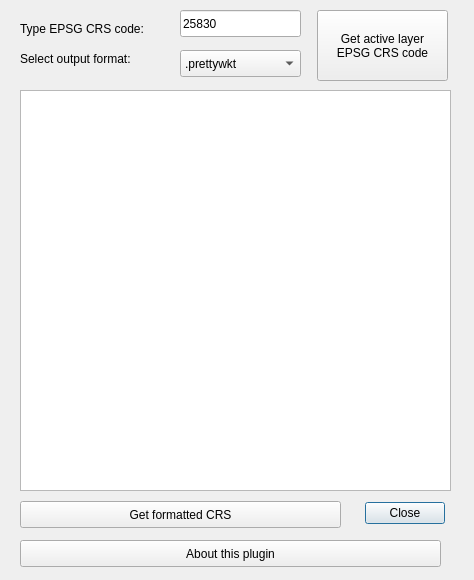
Before: the Qt Designer form ui_searchepsgcrs.ui in cayetanobv/QGIS-plugin---Search-EPSG-CRS, drawn with Qt 5.
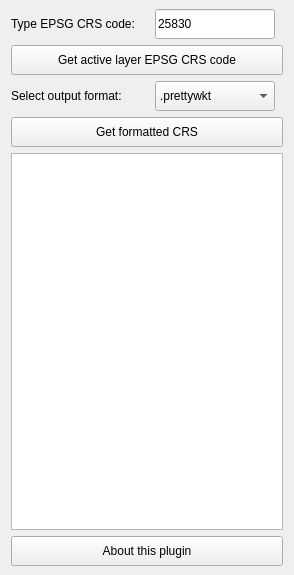
After: the same form once the commit is applied.

The edit to the form file:
```diff
--- a/ui_searchepsgcrs.ui
+++ b/ui_searchepsgcrs.ui
@@ -1,79 +1,22 @@
 <?xml version="1.0" encoding="UTF-8"?>
 <ui version="4.0">
- <class>SearchEpsgCrs</class>
- <widget class="QDialog" name="SearchEpsgCrs">
-  <property name="enabled">
-   <bool>true</bool>
-  </property>
+ <class>SearchEPSGCRS_dock</class>
+ <widget class="QDockWidget" name="SearchEPSGCRS_dock">
   <property name="geometry">
    <rect>
     <x>0</x>
     <y>0</y>
-    <width>474</width>
-    <height>580</height>
+    <width>294</width>
+    <height>575</height>
    </rect>
   </property>
-  <property name="sizePolicy">
-   <sizepolicy hsizetype="Fixed" vsizetype="Fixed">
-    <horstretch>0</horstretch>
-    <verstretch>0</verstretch>
-   </sizepolicy>
-  </property>
   <property name="windowTitle">
    <string>Search EPSG CRS</string>
   </property>
-  <property name="sizeGripEnabled">
-   <bool>false</bool>
-  </property>
-  <widget class="QDialogButtonBox" name="buttonBox">
-   <property name="geometry">
-    <rect>
-     <x>360</x>
-     <y>500</y>
-     <width>85</width>
-     <height>27</height>
-    </rect>
-   </property>
-   <property name="orientation">
-    <enum>Qt::Horizontal</enum>
-   </property>
-   <property name="standardButtons">
-    <set>QDialogButtonBox::Close</set>
-   </property>
-  </widget>
-  <widget class="QTextBrowser" name="txtFeedback">
-   <property name="geometry">
-    <rect>
-     <x>20</x>
-     <y>90</y>
-     <width>431</width>
-     <height>401</height>
-    </rect>
-   </property>
-   <property name="sizePolicy">
-    <sizepolicy hsizetype="Fixed" vsizetype="Fixed">
-     <horstretch>0</horstretch>
-     <verstretch>0</verstretch>
-    </sizepolicy>
-   </property>
-   <property name="font">
-    <font>
-     <family>Courier New</family>
-     <pointsize>10</pointsize>
-     <weight>50</weight>
-     <bold>false</bold>
-    </font>
-   </property>
-  </widget>
+  <widget class="QWidget" name="dockWidgetContents">
+   <layout class="QGridLayout" name="gridLayout">
+    <item row="0" column="0">
   <widget class="QLabel" name="label">
-   <property name="geometry">
-    <rect>
-     <x>20</x>
-     <y>20</y>
-     <width>151</width>
-     <height>17</height>
-    </rect>
-   </property>
    <property name="sizePolicy">
     <sizepolicy hsizetype="Fixed" vsizetype="Fixed">
      <horstretch>0</horstretch>
@@ -84,15 +27,56 @@
     <string>Type EPSG CRS code:</string>
    </property>
   </widget>
+    </item>
+    <item row="0" column="1">
+     <widget class="QLineEdit" name="txtCRS">
+      <property name="sizePolicy">
+       <sizepolicy hsizetype="Fixed" vsizetype="Fixed">
+        <horstretch>0</horstretch>
+        <verstretch>0</verstretch>
+       </sizepolicy>
+      </property>
+      <property name="minimumSize">
+       <size>
+        <width>120</width>
+        <height>30</height>
+       </size>
+      </property>
+      <property name="text">
+       <string>25830</string>
+      </property>
+      <property name="maxLength">
+       <number>10</number>
+      </property>
+     </widget>
+    </item>
+    <item row="1" column="0" colspan="2">
+     <widget class="QPushButton" name="pushButton_2">
+      <property name="sizePolicy">
+       <sizepolicy hsizetype="Expanding" vsizetype="Expanding">
+        <horstretch>0</horstretch>
+        <verstretch>0</verstretch>
+       </sizepolicy>
+      </property>
+      <property name="minimumSize">
+       <size>
+        <width>270</width>
+        <height>30</height>
+       </size>
+      </property>
+      <property name="maximumSize">
+       <size>
+        <width>16777215</width>
+        <height>30</height>
+       </size>
+      </property>
+      <property name="text">
+       <string>Get active layer EPSG CRS code</string>
+      </property>
+     </widget>
+    </item>
+    <item row="2" column="0">
   <widget class="QLabel" name="label_2">
-   <property name="geometry">
-    <rect>
-     <x>20</x>
-     <y>50</y>
-     <width>171</width>
-     <height>17</height>
-    </rect>
-   </property>
    <property name="sizePolicy">
     <sizepolicy hsizetype="Fixed" vsizetype="Fixed">
      <horstretch>0</horstretch>
@@ -103,21 +87,27 @@
     <string>Select output format:</string>
    </property>
   </widget>
+    </item>
+    <item row="2" column="1">
   <widget class="QComboBox" name="comboCRS">
-   <property name="geometry">
-    <rect>
-     <x>180</x>
-     <y>50</y>
-     <width>121</width>
-     <height>27</height>
-    </rect>
-   </property>
    <property name="sizePolicy">
     <sizepolicy hsizetype="Fixed" vsizetype="Fixed">
      <horstretch>0</horstretch>
      <verstretch>0</verstretch>
     </sizepolicy>
    </property>
+      <property name="minimumSize">
+       <size>
+        <width>120</width>
+        <height>30</height>
+       </size>
+      </property>
+      <property name="maximumSize">
+       <size>
+        <width>16777215</width>
+        <height>30</height>
+       </size>
+      </property>
    <item>
     <property name="text">
      <string>.prettywkt</string>
@@ -179,68 +169,77 @@
     </property>
    </item>
   </widget>
+    </item>
+    <item row="3" column="0" colspan="2">
   <widget class="QPushButton" name="pushButton">
-   <property name="geometry">
-    <rect>
-     <x>20</x>
-     <y>501</y>
-     <width>321</width>
-     <height>27</height>
-    </rect>
+      <property name="sizePolicy">
+       <sizepolicy hsizetype="Expanding" vsizetype="Expanding">
+        <horstretch>0</horstretch>
+        <verstretch>0</verstretch>
+       </sizepolicy>
+      </property>
+      <property name="minimumSize">
+       <size>
+        <width>270</width>
+        <height>30</height>
+       </size>
+      </property>
+      <property name="maximumSize">
+       <size>
+        <width>16777215</width>
+        <height>30</height>
+       </size>
    </property>
    <property name="text">
     <string>Get formatted CRS</string>
    </property>
   </widget>
-  <widget class="QPushButton" name="pushButton_2">
-   <property name="geometry">
-    <rect>
-     <x>317</x>
-     <y>10</y>
-     <width>131</width>
-     <height>71</height>
-    </rect>
-   </property>
-   <property name="text">
-    <string>Get active layer 
-EPSG CRS code</string>
-   </property>
-  </widget>
-  <widget class="QLineEdit" name="txtCRS">
-   <property name="geometry">
-    <rect>
-     <x>180</x>
-     <y>10</y>
-     <width>121</width>
-     <height>27</height>
-    </rect>
-   </property>
+    </item>
+    <item row="4" column="0" colspan="2">
+     <widget class="QTextBrowser" name="txtFeedback">
    <property name="sizePolicy">
-    <sizepolicy hsizetype="Fixed" vsizetype="Fixed">
+       <sizepolicy hsizetype="Expanding" vsizetype="Expanding">
      <horstretch>0</horstretch>
      <verstretch>0</verstretch>
     </sizepolicy>
    </property>
-   <property name="text">
-    <string>25830</string>
-   </property>
-   <property name="maxLength">
-    <number>10</number>
-   </property>
-  </widget>
+      <property name="minimumSize">
+       <size>
+        <width>270</width>
+        <height>50</height>
+       </size>
+      </property>
+      <property name="font">
+       <font>
+        <family>Monospace</family>
+        <pointsize>8</pointsize>
+        <weight>50</weight>
+        <bold>false</bold>
+       </font>
+      </property>
+      <property name="cursor" stdset="0">
+       <cursorShape>IBeamCursor</cursorShape>
+      </property>
+      <property name="acceptRichText">
+       <bool>false</bool>
+      </property>
+     </widget>
+    </item>
+    <item row="5" column="0" colspan="2">
   <widget class="QPushButton" name="pushButton_3">
-   <property name="geometry">
-    <rect>
-     <x>20</x>
-     <y>540</y>
-     <width>421</width>
-     <height>27</height>
-    </rect>
+      <property name="minimumSize">
+       <size>
+        <width>270</width>
+        <height>30</height>
+       </size>
    </property>
    <property name="text">
     <string>About this plugin</string>
    </property>
   </widget>
+    </item>
+   </layout>
+  </widget>
  </widget>
  <resources/>
  <connections>
```
Left out of the diff: 35 changed lines with no effect on the pictures. Lines whose indentation alone changed are shown as unchanged.
